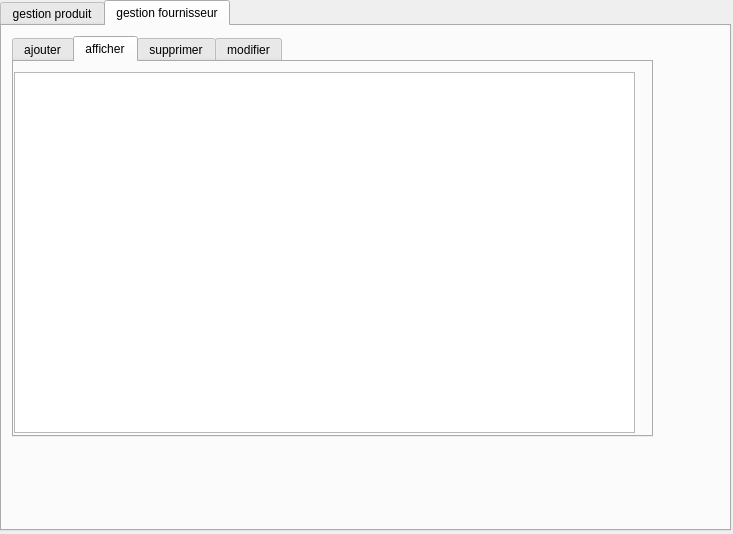
marwenmaalawi/projet2A, file gestionproduit.ui: the form before one commit.
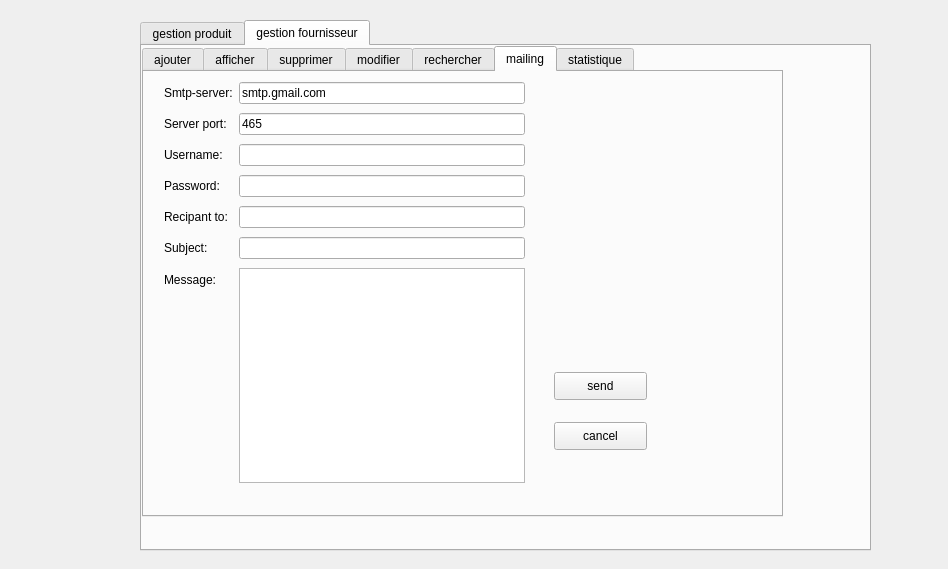
The form after the commit. The open tabs and pages were chosen to show the change. Icons and pictures are not drawn.

What changed in the file:
```diff
--- a/gestionproduit.ui
+++ b/gestionproduit.ui
@@ -6,8 +6,8 @@
    <rect>
     <x>0</x>
     <y>0</y>
-    <width>733</width>
-    <height>534</height>
+    <width>948</width>
+    <height>569</height>
    </rect>
   </property>
   <property name="windowTitle">
@@ -16,12 +16,15 @@
   <widget class="QTabWidget" name="gestion_PRODUIT">
    <property name="geometry">
     <rect>
-     <x>0</x>
-     <y>0</y>
+     <x>140</x>
+     <y>20</y>
      <width>731</width>
      <height>531</height>
     </rect>
    </property>
+   <property name="styleSheet">
+    <string notr="true">background-image: url(:/img/img/background-smh-avion.jpg);</string>
+   </property>
    <property name="currentIndex">
     <number>0</number>
    </property>
@@ -244,14 +247,14 @@
     <widget class="QTabWidget" name="gestion_fournisseur">
      <property name="geometry">
       <rect>
-       <x>10</x>
-       <y>10</y>
+       <x>0</x>
+       <y>0</y>
        <width>641</width>
-       <height>401</height>
+       <height>471</height>
       </rect>
      </property>
      <property name="currentIndex">
-      <number>1</number>
+      <number>5</number>
      </property>
      <widget class="QWidget" name="tab_7">
       <attribute name="title">
@@ -400,6 +403,264 @@
       <attribute name="title">
        <string>modifier</string>
       </attribute>
+      <widget class="QWidget" name="layoutWidget_2">
+       <property name="geometry">
+        <rect>
+         <x>0</x>
+         <y>10</y>
+         <width>411</width>
+         <height>261</height>
+        </rect>
+       </property>
+       <layout class="QGridLayout" name="gridLayout_4">
+        <item row="0" column="0">
+         <widget class="QLabel" name="label_16">
+          <property name="text">
+           <string>id</string>
+          </property>
+         </widget>
+        </item>
+        <item row="1" column="0">
+         <widget class="QLabel" name="label_17">
+          <property name="text">
+           <string>nom</string>
+          </property>
+         </widget>
+        </item>
+        <item row="1" column="1">
+         <widget class="QLineEdit" name="lineEdit_modnomfournisseur"/>
+        </item>
+        <item row="2" column="0">
+         <widget class="QLabel" name="label_18">
+          <property name="text">
+           <string>mail</string>
+          </property>
+         </widget>
+        </item>
+        <item row="2" column="1">
+         <widget class="QLineEdit" name="lineEdit_modmailfournisseur"/>
+        </item>
+        <item row="0" column="1">
+         <widget class="QComboBox" name="comboBox_modidfournisseur"/>
+        </item>
+       </layout>
+      </widget>
+      <widget class="QPushButton" name="modifierfournisseur">
+       <property name="geometry">
+        <rect>
+         <x>340</x>
+         <y>300</y>
+         <width>93</width>
+         <height>28</height>
+        </rect>
+       </property>
+       <property name="text">
+        <string>modifier</string>
+       </property>
+      </widget>
+     </widget>
+     <widget class="QWidget" name="tab_11">
+      <attribute name="title">
+       <string>rechercher</string>
+      </attribute>
+      <widget class="QTableView" name="tableView">
+       <property name="geometry">
+        <rect>
+         <x>150</x>
+         <y>20</y>
+         <width>361</width>
+         <height>261</height>
+        </rect>
+       </property>
+      </widget>
+      <widget class="QPushButton" name="pushButton">
+       <property name="geometry">
+        <rect>
+         <x>300</x>
+         <y>340</y>
+         <width>93</width>
+         <height>28</height>
+        </rect>
+       </property>
+       <property name="text">
+        <string>RECHERCHER</string>
+       </property>
+      </widget>
+      <widget class="QLineEdit" name="lineEdit">
+       <property name="geometry">
+        <rect>
+         <x>290</x>
+         <y>300</y>
+         <width>113</width>
+         <height>22</height>
+        </rect>
+       </property>
+      </widget>
+     </widget>
+     <widget class="QWidget" name="tab_12">
+      <attribute name="title">
+       <string>mailing</string>
+      </attribute>
+      <widget class="QWidget" name="layoutWidget_3">
+       <property name="geometry">
+        <rect>
+         <x>20</x>
+         <y>10</y>
+         <width>361</width>
+         <height>401</height>
+        </rect>
+       </property>
+       <layout class="QFormLayout" name="formLayout">
+        <property name="fieldGrowthPolicy">
+         <enum>QFormLayout::ExpandingFieldsGrow</enum>
+        </property>
+        <property name="rowWrapPolicy">
+         <enum>QFormLayout::WrapLongRows</enum>
+        </property>
+        <property name="verticalSpacing">
+         <number>9</number>
+        </property>
+        <item row="0" column="0">
+         <widget class="QLabel" name="label_19">
+          <property name="text">
+           <string>Smtp-server:</string>
+          </property>
+         </widget>
+        </item>
+        <item row="0" column="1">
+         <widget class="QLineEdit" name="server">
+          <property name="text">
+           <string>smtp.gmail.com</string>
+          </property>
+         </widget>
+        </item>
+        <item row="1" column="0">
+         <widget class="QLabel" name="label_20">
+          <property name="text">
+           <string>Server port:</string>
+          </property>
+         </widget>
+        </item>
+        <item row="1" column="1">
+         <widget class="QLineEdit" name="port">
+          <property name="text">
+           <string>465</string>
+          </property>
+         </widget>
+        </item>
+        <item row="2" column="0">
+         <widget class="QLabel" name="label_21">
+          <property name="text">
+           <string>Username:</string>
+          </property>
+         </widget>
+        </item>
+        <item row="2" column="1">
+         <widget class="QLineEdit" name="uname"/>
+        </item>
+        <item row="3" column="0">
+         <widget class="QLabel" name="label_22">
+          <property name="text">
+           <string>Password:</string>
+          </property>
+         </widget>
+        </item>
+        <item row="3" column="1">
+         <widget class="QLineEdit" name="paswd">
+          <property name="inputMask">
+           <string/>
+          </property>
+          <property name="echoMode">
+           <enum>QLineEdit::Password</enum>
+          </property>
+         </widget>
+        </item>
+        <item row="4" column="0">
+         <widget class="QLabel" name="label_23">
+          <property name="text">
+           <string>Recipant to:</string>
+          </property>
+         </widget>
+        </item>
+        <item row="4" column="1">
+         <widget class="QLineEdit" name="rcpt"/>
+        </item>
+        <item row="5" column="0">
+         <widget class="QLabel" name="label_24">
+          <property name="text">
+           <string>Subject:</string>
+          </property>
+         </widget>
+        </item>
+        <item row="5" column="1">
+         <widget class="QLineEdit" name="subject"/>
+        </item>
+        <item row="6" column="0">
+         <widget class="QLabel" name="label_25">
+          <property name="text">
+           <string>Message:</string>
+          </property>
+         </widget>
+        </item>
+        <item row="6" column="1">
+         <widget class="QPlainTextEdit" name="msg"/>
+        </item>
+       </layout>
+      </widget>
+      <widget class="QPushButton" name="sendBtn">
+       <property name="geometry">
+        <rect>
+         <x>410</x>
+         <y>300</y>
+         <width>93</width>
+         <height>28</height>
+        </rect>
+       </property>
+       <property name="text">
+        <string>send</string>
+       </property>
+      </widget>
+      <widget class="QPushButton" name="exitBtn">
+       <property name="geometry">
+        <rect>
+         <x>410</x>
+         <y>350</y>
+         <width>93</width>
+         <height>28</height>
+        </rect>
+       </property>
+       <property name="text">
+        <string>cancel</string>
+       </property>
+      </widget>
+     </widget>
+     <widget class="QWidget" name="tab_13">
+      <attribute name="title">
+       <string>statistique</string>
+      </attribute>
+      <widget class="QTableView" name="tablestat">
+       <property name="geometry">
+        <rect>
+         <x>135</x>
+         <y>21</y>
+         <width>471</width>
+         <height>331</height>
+        </rect>
+       </property>
+      </widget>
+      <widget class="QPushButton" name="consulter_stat">
+       <property name="geometry">
+        <rect>
+         <x>20</x>
+         <y>290</y>
+         <width>101</width>
+         <height>51</height>
+        </rect>
+       </property>
+       <property name="text">
+        <string>consulter</string>
+       </property>
+      </widget>
      </widget>
     </widget>
    </widget>
```
Left out of the diff: 372 changed lines with no effect on the pictures.
